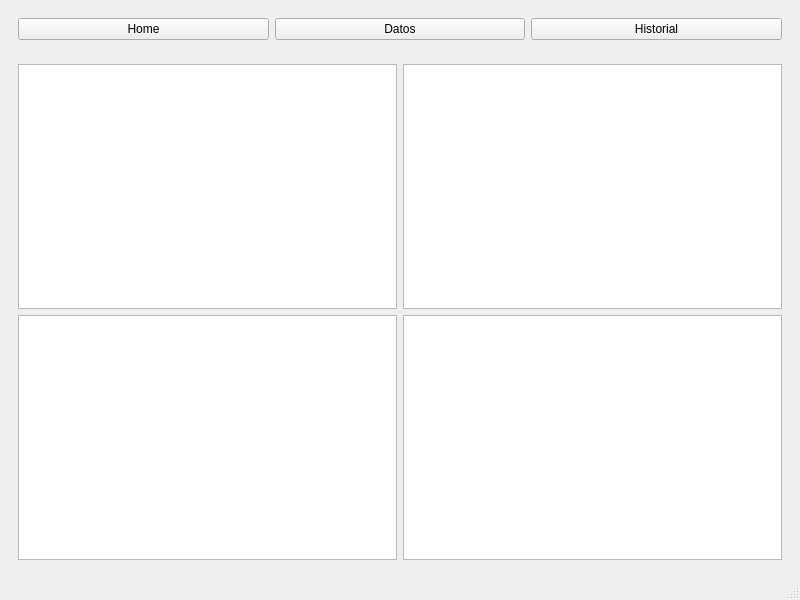
First picture: the form in Interfaz/home.ui, repository decinx1/Sistema-hidrop-nico-Monitoreado, before the edit.
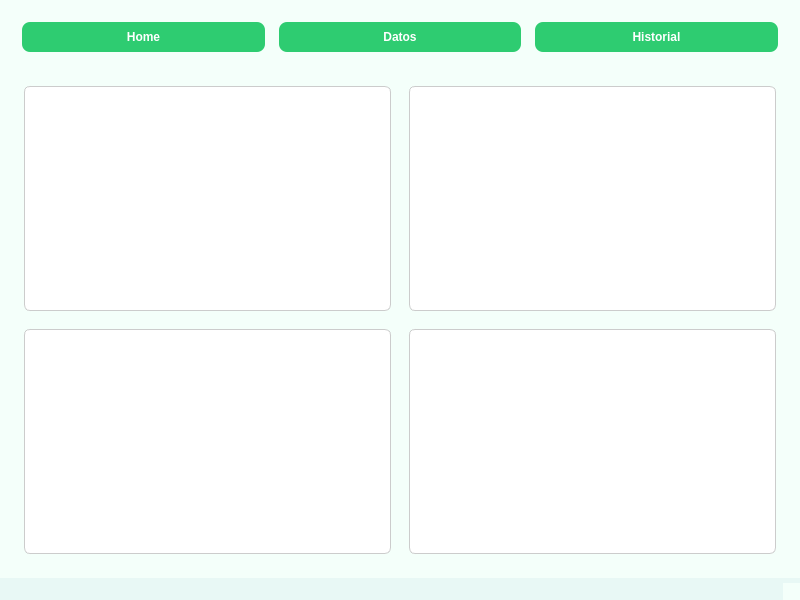
Second picture: the form after the edit.

Commit message: Estilos a ventana y cambio de icono

Diff of the .ui file:
```diff
--- a/Interfaz/home.ui
+++ b/Interfaz/home.ui
@@ -13,6 +13,54 @@
   <property name="windowTitle">
    <string>MainWindow</string>
   </property>
+  <!-- Hoja de estilo integrada -->
+  <property name="styleSheet">
+   <string notr="true">
+/* Fondo general de la ventana */
+QWidget {
+    background-color: #F4FFFA; /* Verde-menta muy claro */
+    font-family: "Segoe UI", sans-serif;
+    color: #333333;
+}
+
+/* Estilos para los botones (sin estado, hover, pressed y checked) */
+QPushButton {
+    background-color: #2ECC71; /* Verde vivo */
+    color: white;
+    border: none;
+    border-radius: 8px;
+    padding: 8px 16px;
+    font-weight: bold;
+    margin: 4px;
+}
+
+QPushButton:hover {
+    background-color: #27AE60; /* Verde un poco más oscuro */
+}
+
+QPushButton:pressed {
+    background-color: #229954; /* Verde aún más oscuro */
+}
+
+QPushButton:checked {
+    background-color: #1ABC9C; /* Turquesa para el botón seleccionado */
+}
+
+/* Estilo para los QGraphicsView (espacio para gráficas) */
+QGraphicsView {
+    background-color: #FFFFFF;        /* Fondo blanco */
+    border: 1px solid #CCCCCC;        /* Borde gris suave */
+    border-radius: 6px;               /* Bordes redondeados */
+    margin: 6px;                     /* Separación para simular una “sombra” */
+}
+
+/* Menú y barra de estado */
+QMenuBar, QStatusBar {
+    background-color: #E8F8F5;
+}
+   </string>
+  </property>
+  <!-- Contenido de la ventana -->
   <widget class="QWidget" name="centralwidget">
    <layout class="QVBoxLayout" name="verticalLayout_2">
     <item>
```
Left out of the diff: 13 changed lines with no effect on the pictures. The commit also changes 3 other files.
